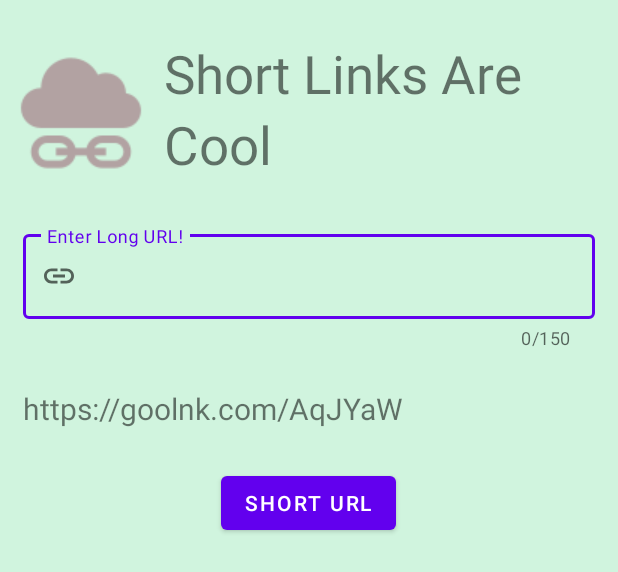
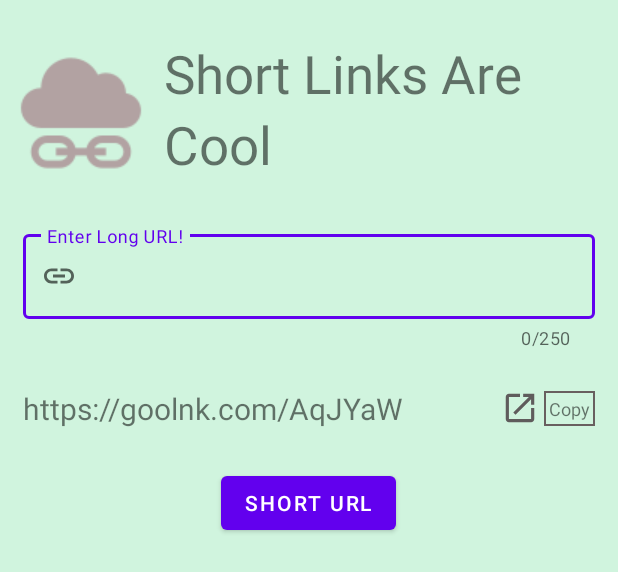
Before and after one commit to riteshkshik/Url-Shortener, an Android app: the layout activity_main.xml on its own in the app's theme, with its tools: preview values and no code run, on a phone screen of 412 x 824 dp. Shown: the top 572 px of the screen. Run offline under Robolectric (Android 15) with nearby library versions, the phone set to English and light mode, and no system bars.

Commit message:
Implemented Copy Button Functionality and move to chrome Intent

```diff
--- /dev/null
+++ b/app/src/main/res/drawable/copy_btn_background.xml
@@ -0,0 +1,5 @@
+<?xml version="1.0" encoding="utf-8"?>
+<shape xmlns:android="http://schemas.android.com/apk/res/android" android:shape="rectangle">
+    <stroke android:color="#685F5F"
+        android:width="1.5dp"/>
+</shape>
--- /dev/null
+++ b/app/src/main/res/drawable/open_to_chrome_icon.xml
@@ -0,0 +1,5 @@
+<vector android:autoMirrored="true" android:height="24dp"
+    android:tint="#5F5C5C" android:viewportHeight="24"
+    android:viewportWidth="24" android:width="24dp" xmlns:android="http://schemas.android.com/apk/res/android">
+    <path android:fillColor="@android:color/white" android:pathData="M19,19H5V5h7V3H5c-1.11,0 -2,0.9 -2,2v14c0,1.1 0.89,2 2,2h14c1.1,0 2,-0.9 2,-2v-7h-2v7zM14,3v2h3.59l-9.83,9.83 1.41,1.41L19,6.41V10h2V3h-7z"/>
+</vector>
--- a/app/src/main/res/layout/activity_main.xml
+++ b/app/src/main/res/layout/activity_main.xml
@@ -52,7 +52,7 @@
         android:layout_marginStart="15dp"
         android:hint="Enter Long URL!"
         app:counterEnabled="true"
-        app:counterMaxLength="150"
+        app:counterMaxLength="250"
         app:startIconDrawable="@drawable/insert_link"
         android:layout_marginEnd="15dp"
         style="@style/Widget.MaterialComponents.TextInputLayout.OutlinedBox"
@@ -65,24 +65,46 @@
     </com.google.android.material.textfield.TextInputLayout>
 
     <LinearLayout
+        android:id="@+id/ll_for_link"
         android:layout_width="match_parent"
         android:layout_height="wrap_content"
         android:orientation="horizontal"
         android:layout_marginTop="25dp"
         android:layout_marginStart="15dp"
+        android:layout_marginEnd="15dp"
+        tools:visibility="visible"
+        android:visibility="gone"
         >
         <TextView
             tools:visibility="visible"
-            android:visibility="gone"
             android:id="@+id/text_view"
             android:layout_width="wrap_content"
             android:layout_height="wrap_content"
             android:text="https://goolnk.com/AqJYaW"
             android:textSize="20sp"
+            android:layout_weight="1"
             app:layout_constraintBottom_toBottomOf="parent"
             app:layout_constraintEnd_toEndOf="parent"
             app:layout_constraintStart_toStartOf="parent"
             app:layout_constraintTop_toTopOf="parent" />
+        <ImageView
+            android:id="@+id/open_to_chrome_icon"
+            android:layout_width="25dp"
+            android:layout_height="25dp"
+            android:layout_marginStart="5dp"
+            android:src="@drawable/open_to_chrome_icon"
+            android:layout_gravity="center_vertical"
+            />
+        <TextView
+            android:id="@+id/copy_to_clipboard_btn"
+            android:layout_width="wrap_content"
+            android:layout_height="wrap_content"
+            android:text="Copy"
+            android:padding="3dp"
+            android:background="@drawable/copy_btn_background"
+            android:layout_gravity="center_vertical"
+            android:layout_marginStart="3dp"
+            android:textSize="12sp"/>
     </LinearLayout>
 
 
```
Also changed, not shown: app/src/main/java/com/example/urlshortner/MainActivity.kt (+28 -4 lines).
